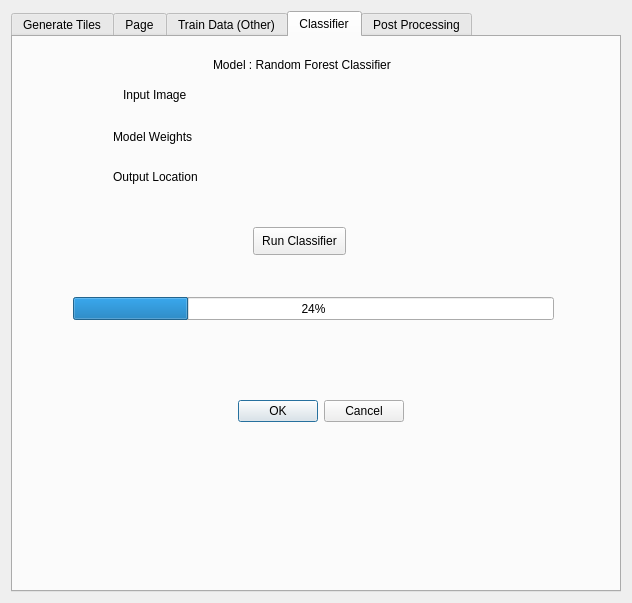
This is RandomForestClassifier_dialog_base.ui in atishayjn/QGIS-Plugin as Qt 5 draws it before an edit. The edited form follows.
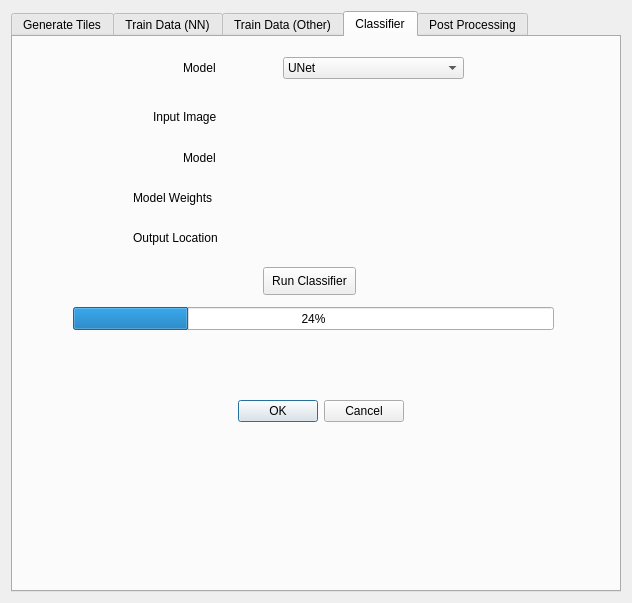
This is the edited form. The open tabs and pages were chosen to show the change. Custom widgets are drawn as their Qt base class.

Commit message: UNET Classifier working

```diff
--- a/RandomForestClassifier_dialog_base.ui
+++ b/RandomForestClassifier_dialog_base.ui
@@ -221,7 +221,7 @@
      </widget>
      <widget class="QWidget" name="tab_5">
       <attribute name="title">
-       <string>Page</string>
+       <string>Train Data (NN)</string>
       </attribute>
       <widget class="QLabel" name="label_9">
        <property name="geometry">
@@ -236,19 +236,6 @@
         <string>Learning Rate</string>
        </property>
       </widget>
-      <widget class="QLabel" name="label_11">
-       <property name="geometry">
-        <rect>
-         <x>70</x>
-         <y>190</y>
-         <width>81</width>
-         <height>16</height>
-        </rect>
-       </property>
-       <property name="text">
-        <string>Hidden Layer</string>
-       </property>
-      </widget>
       <widget class="QLabel" name="label_7">
        <property name="geometry">
         <rect>
@@ -854,86 +841,11 @@
       <attribute name="title">
        <string>Classifier</string>
       </attribute>
-      <widget class="QgsFileWidget" name="input_img_box">
-       <property name="geometry">
-        <rect>
-         <x>200</x>
-         <y>50</y>
-         <width>251</width>
-         <height>21</height>
-        </rect>
-       </property>
-       <property name="storageMode">
-        <enum>QgsFileWidget::GetFile</enum>
-       </property>
-      </widget>
-      <widget class="QLabel" name="label">
-       <property name="geometry">
-        <rect>
-         <x>110</x>
-         <y>50</y>
-         <width>81</width>
-         <height>16</height>
-        </rect>
-       </property>
-       <property name="text">
-        <string>Input Image</string>
-       </property>
-      </widget>
-      <widget class="QLabel" name="label_2">
-       <property name="geometry">
-        <rect>
-         <x>100</x>
-         <y>90</y>
-         <width>91</width>
-         <height>20</height>
-        </rect>
-       </property>
-       <property name="text">
-        <string>Model Weights</string>
-       </property>
-      </widget>
-      <widget class="QgsFileWidget" name="input_img_box_2">
-       <property name="geometry">
-        <rect>
-         <x>200</x>
-         <y>90</y>
-         <width>251</width>
-         <height>21</height>
-        </rect>
-       </property>
-      </widget>
-      <widget class="QgsFileWidget" name="input_img_box_3">
-       <property name="geometry">
-        <rect>
-         <x>200</x>
-         <y>130</y>
-         <width>251</width>
-         <height>21</height>
-        </rect>
-       </property>
-       <property name="storageMode">
-        <enum>QgsFileWidget::GetDirectory</enum>
-       </property>
-      </widget>
-      <widget class="QLabel" name="label_3">
-       <property name="geometry">
-        <rect>
-         <x>100</x>
-         <y>130</y>
-         <width>91</width>
-         <height>20</height>
-        </rect>
-       </property>
-       <property name="text">
-        <string>Output Location</string>
-       </property>
-      </widget>
       <widget class="QPushButton" name="RunClassifier_Button">
        <property name="geometry">
         <rect>
-         <x>240</x>
-         <y>190</y>
+         <x>250</x>
+         <y>230</y>
          <width>93</width>
          <height>28</height>
         </rect>
@@ -942,19 +854,6 @@
         <string>Run Classifier</string>
        </property>
       </widget>
-      <widget class="QLabel" name="label_4">
-       <property name="geometry">
-        <rect>
-         <x>200</x>
-         <y>20</y>
-         <width>201</width>
-         <height>16</height>
-        </rect>
-       </property>
-       <property name="text">
-        <string>Model : Random Forest Classifier</string>
-       </property>
-      </widget>
       <widget class="QDialogButtonBox" name="button_box_2">
        <property name="geometry">
         <rect>
@@ -975,7 +874,7 @@
        <property name="geometry">
         <rect>
          <x>60</x>
-         <y>260</y>
+         <y>270</y>
          <width>481</width>
          <height>23</height>
         </rect>
@@ -984,6 +883,140 @@
         <number>24</number>
        </property>
       </widget>
+      <widget class="QgsFileWidget" name="input_img_box_3">
+       <property name="geometry">
+        <rect>
+         <x>220</x>
+         <y>190</y>
+         <width>251</width>
+         <height>21</height>
+        </rect>
+       </property>
+       <property name="storageMode">
+        <enum>QgsFileWidget::GetDirectory</enum>
+       </property>
+      </widget>
+      <widget class="QgsFileWidget" name="input_img_box_2">
+       <property name="geometry">
+        <rect>
+         <x>220</x>
+         <y>110</y>
+         <width>251</width>
+         <height>21</height>
+        </rect>
+       </property>
+      </widget>
+      <widget class="QLabel" name="label">
+       <property name="geometry">
+        <rect>
+         <x>140</x>
+         <y>70</y>
+         <width>71</width>
+         <height>20</height>
+        </rect>
+       </property>
+       <property name="text">
+        <string>Input Image</string>
+       </property>
+      </widget>
+      <widget class="QLabel" name="label_2">
+       <property name="geometry">
+        <rect>
+         <x>170</x>
+         <y>100</y>
+         <width>41</width>
+         <height>41</height>
+        </rect>
+       </property>
+       <property name="text">
+        <string>Model</string>
+       </property>
+      </widget>
+      <widget class="QgsFileWidget" name="input_img_box">
+       <property name="geometry">
+        <rect>
+         <x>220</x>
+         <y>70</y>
+         <width>251</width>
+         <height>21</height>
+        </rect>
+       </property>
+       <property name="storageMode">
+        <enum>QgsFileWidget::GetFile</enum>
+       </property>
+      </widget>
+      <widget class="QgsFileWidget" name="input_img_box_6">
+       <property name="geometry">
+        <rect>
+         <x>220</x>
+         <y>150</y>
+         <width>251</width>
+         <height>21</height>
+        </rect>
+       </property>
+       <property name="storageMode">
+        <enum>QgsFileWidget::GetFile</enum>
+       </property>
+      </widget>
+      <widget class="QLabel" name="label_3">
+       <property name="geometry">
+        <rect>
+         <x>120</x>
+         <y>190</y>
+         <width>91</width>
+         <height>21</height>
+        </rect>
+       </property>
+       <property name="text">
+        <string>Output Location</string>
+       </property>
+      </widget>
+      <widget class="QComboBox" name="Classifier_comboBox">
+       <property name="geometry">
+        <rect>
+         <x>270</x>
+         <y>20</y>
+         <width>181</width>
+         <height>22</height>
+        </rect>
+       </property>
+       <item>
+        <property name="text">
+         <string>UNet</string>
+        </property>
+       </item>
+       <item>
+        <property name="text">
+         <string>Random Forest</string>
+        </property>
+       </item>
+      </widget>
+      <widget class="QLabel" name="label_4">
+       <property name="geometry">
+        <rect>
+         <x>170</x>
+         <y>20</y>
+         <width>81</width>
+         <height>21</height>
+        </rect>
+       </property>
+       <property name="text">
+        <string>Model</string>
+       </property>
+      </widget>
+      <widget class="QLabel" name="label_11">
+       <property name="geometry">
+        <rect>
+         <x>120</x>
+         <y>140</y>
+         <width>91</width>
+         <height>41</height>
+        </rect>
+       </property>
+       <property name="text">
+        <string>Model Weights</string>
+       </property>
+      </widget>
      </widget>
      <widget class="QWidget" name="tab_4">
       <attribute name="title">
```
Left out of the diff: 305 changed lines with no effect on the pictures. The commit also changes 2 other files.
